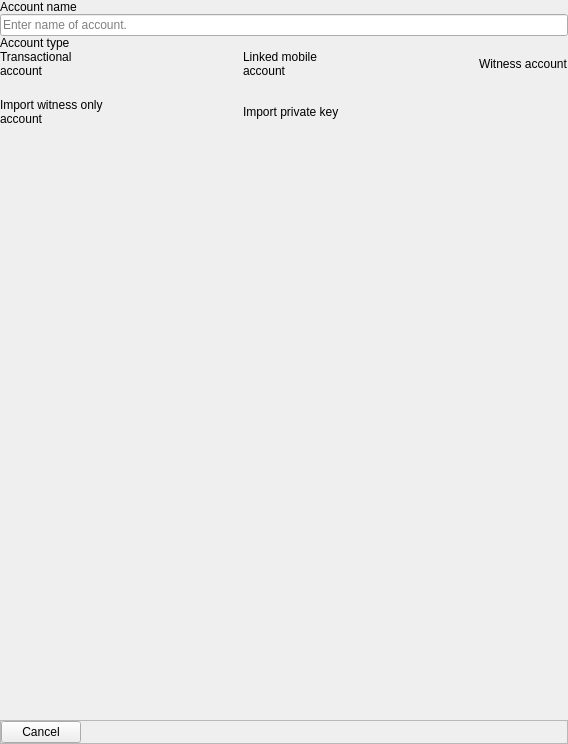
This is src/qt/_Gulden/forms/newaccountdialog.ui in frozenflux3/munt-official as Qt 5 draws it before an edit. The edited form follows.
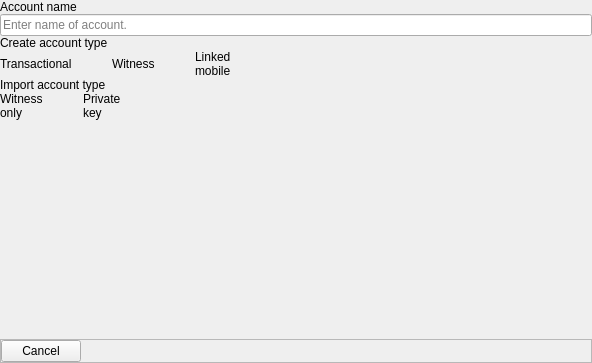
This is the edited form. Custom widgets are drawn as their Qt base class.

Commit message: Various improvements to the layout of new "new account" dialog, especially in terms of fluidity for various window sizes.

Patch:
```diff
--- a/src/qt/_Gulden/forms/newaccountdialog.ui
+++ b/src/qt/_Gulden/forms/newaccountdialog.ui
@@ -6,8 +6,8 @@
    <rect>
     <x>0</x>
     <y>0</y>
-    <width>568</width>
-    <height>744</height>
+    <width>592</width>
+    <height>363</height>
    </rect>
   </property>
   <property name="sizePolicy">
@@ -33,11 +33,6 @@
     <number>0</number>
    </property>
    <property name="bottomMargin">
-    <number>0</number>
-   </property>
-   <item>
-    <layout class="QHBoxLayout" name="horizontalLayout">
-     <property name="spacing">
       <number>0</number>
      </property>
      <item>
@@ -88,109 +83,40 @@
          <item>
           <widget class="QLabel" name="labelAccountTypeHeading">
            <property name="text">
-            <string>Account type</string>
+          <string>Create account type</string>
            </property>
           </widget>
          </item>
          <item>
-          <layout class="QGridLayout" name="gridLayout" columnstretch="0,1,0,1,0" columnminimumwidth="0,20,0,20,0">
+        <layout class="QHBoxLayout" name="hLayout1" stretch="0,0,0,0,0,1">
            <property name="spacing">
             <number>0</number>
            </property>
-           <item row="0" column="1">
-            <spacer name="horizontalSpacer_2">
-             <property name="orientation">
-              <enum>Qt::Horizontal</enum>
-             </property>
-             <property name="sizeHint" stdset="0">
-              <size>
-               <width>40</width>
-               <height>20</height>
-              </size>
-             </property>
-            </spacer>
-           </item>
-           <item row="0" column="3">
-            <spacer name="horizontalSpacer">
-             <property name="orientation">
-              <enum>Qt::Horizontal</enum>
-             </property>
-             <property name="sizeHint" stdset="0">
-              <size>
-               <width>40</width>
-               <height>20</height>
-              </size>
-             </property>
-            </spacer>
-           </item>
-           <item row="2" column="0">
-            <widget class="ClickableLabel" name="labelImportWitnessOnlyAccount">
-             <property name="text">
-              <string notr="true">Import witness only account</string>
-             </property>
-             <property name="textFormat">
-              <enum>Qt::RichText</enum>
-             </property>
-             <property name="wordWrap">
-              <bool>true</bool>
-             </property>
-             <property name="indent">
+         <property name="bottomMargin">
               <number>0</number>
              </property>
-            </widget>
-           </item>
-           <item row="0" column="2">
-            <widget class="ClickableLabel" name="labelMobileAccount">
-             <property name="text">
-              <string notr="true">Linked mobile account</string>
-             </property>
-             <property name="textFormat">
-              <enum>Qt::RichText</enum>
-             </property>
-             <property name="wordWrap">
-              <bool>true</bool>
-             </property>
-             <property name="indent">
-              <number>0</number>
-             </property>
-            </widget>
-           </item>
-           <item row="0" column="4">
-            <widget class="ClickableLabel" name="labelWitnessAccount">
-             <property name="text">
-              <string notr="true">Witness account</string>
-             </property>
-             <property name="textFormat">
-              <enum>Qt::RichText</enum>
-             </property>
-             <property name="wordWrap">
-              <bool>true</bool>
-             </property>
-             <property name="indent">
-              <number>0</number>
-             </property>
-            </widget>
-           </item>
-           <item row="2" column="2">
-            <widget class="ClickableLabel" name="labelImportPrivateKey">
-             <property name="text">
-              <string notr="true">Import private key</string>
-             </property>
-             <property name="textFormat">
-              <enum>Qt::RichText</enum>
-             </property>
-             <property name="wordWrap">
-              <bool>true</bool>
-             </property>
-             <property name="indent">
-              <number>0</number>
-             </property>
-            </widget>
-           </item>
-           <item row="0" column="0">
+         <item>
             <widget class="ClickableLabel" name="labelTransactionAccount">
+           <property name="sizePolicy">
+            <sizepolicy hsizetype="Fixed" vsizetype="Fixed">
+             <horstretch>0</horstretch>
+             <verstretch>0</verstretch>
+            </sizepolicy>
+           </property>
+           <property name="minimumSize">
+            <size>
+             <width>1</width>
+             <height>1</height>
+            </size>
+           </property>
+           <property name="maximumSize">
+            <size>
+             <width>400</width>
+             <height>400</height>
+            </size>
+           </property>
              <property name="text">
-              <string notr="true">Transactional account</string>
+            <string notr="true">Transactional</string>
              </property>
              <property name="textFormat">
               <enum>Qt::RichText</enum>
@@ -206,17 +132,225 @@
              </property>
             </widget>
            </item>
-           <item row="1" column="2">
-            <spacer name="verticalSpacer_3">
+         <item>
+          <spacer name="accButtonHSpacer1">
              <property name="orientation">
-              <enum>Qt::Vertical</enum>
+            <enum>Qt::Horizontal</enum>
              </property>
              <property name="sizeType">
-              <enum>QSizePolicy::Preferred</enum>
+            <enum>QSizePolicy::Fixed</enum>
              </property>
              <property name="sizeHint" stdset="0">
               <size>
-               <width>20</width>
+             <width>40</width>
+             <height>20</height>
+            </size>
+           </property>
+          </spacer>
+         </item>
+         <item>
+          <widget class="ClickableLabel" name="labelWitnessAccount">
+           <property name="sizePolicy">
+            <sizepolicy hsizetype="Fixed" vsizetype="Fixed">
+             <horstretch>0</horstretch>
+             <verstretch>0</verstretch>
+            </sizepolicy>
+           </property>
+           <property name="minimumSize">
+            <size>
+             <width>1</width>
+             <height>1</height>
+            </size>
+           </property>
+           <property name="maximumSize">
+            <size>
+             <width>400</width>
+             <height>400</height>
+            </size>
+           </property>
+           <property name="text">
+            <string notr="true">Witness</string>
+           </property>
+           <property name="textFormat">
+            <enum>Qt::RichText</enum>
+           </property>
+           <property name="wordWrap">
+            <bool>true</bool>
+           </property>
+           <property name="indent">
+            <number>0</number>
+           </property>
+          </widget>
+         </item>
+         <item>
+          <spacer name="accButtonHSpacer2">
+           <property name="orientation">
+            <enum>Qt::Horizontal</enum>
+           </property>
+           <property name="sizeType">
+            <enum>QSizePolicy::Fixed</enum>
+           </property>
+           <property name="sizeHint" stdset="0">
+            <size>
+             <width>40</width>
+             <height>20</height>
+            </size>
+           </property>
+          </spacer>
+         </item>
+         <item>
+          <widget class="ClickableLabel" name="labelMobileAccount">
+           <property name="sizePolicy">
+            <sizepolicy hsizetype="Fixed" vsizetype="Fixed">
+             <horstretch>0</horstretch>
+             <verstretch>0</verstretch>
+            </sizepolicy>
+           </property>
+           <property name="minimumSize">
+            <size>
+             <width>1</width>
+             <height>1</height>
+            </size>
+           </property>
+           <property name="maximumSize">
+            <size>
+             <width>400</width>
+             <height>400</height>
+            </size>
+           </property>
+           <property name="text">
+            <string notr="true">Linked mobile</string>
+           </property>
+           <property name="textFormat">
+            <enum>Qt::RichText</enum>
+           </property>
+           <property name="wordWrap">
+            <bool>true</bool>
+           </property>
+           <property name="indent">
+            <number>0</number>
+           </property>
+          </widget>
+         </item>
+         <item>
+          <spacer name="horizontalSpacer_5">
+           <property name="orientation">
+            <enum>Qt::Horizontal</enum>
+           </property>
+           <property name="sizeHint" stdset="0">
+            <size>
+             <width>0</width>
+             <height>20</height>
+            </size>
+           </property>
+          </spacer>
+         </item>
+        </layout>
+       </item>
+       <item>
+        <widget class="QLabel" name="labelImportAccountTypeHeading">
+         <property name="text">
+          <string>Import account type</string>
+         </property>
+        </widget>
+       </item>
+       <item>
+        <layout class="QHBoxLayout" name="hLayout2" stretch="0,0,0,1">
+         <property name="spacing">
+          <number>0</number>
+         </property>
+         <item>
+          <widget class="ClickableLabel" name="labelImportWitnessOnlyAccount">
+           <property name="sizePolicy">
+            <sizepolicy hsizetype="Fixed" vsizetype="Fixed">
+             <horstretch>0</horstretch>
+             <verstretch>0</verstretch>
+            </sizepolicy>
+           </property>
+           <property name="minimumSize">
+            <size>
+             <width>1</width>
+             <height>1</height>
+            </size>
+           </property>
+           <property name="maximumSize">
+            <size>
+             <width>400</width>
+             <height>400</height>
+            </size>
+           </property>
+           <property name="text">
+            <string notr="true">Witness only</string>
+           </property>
+           <property name="textFormat">
+            <enum>Qt::RichText</enum>
+           </property>
+           <property name="wordWrap">
+            <bool>true</bool>
+           </property>
+           <property name="indent">
+            <number>0</number>
+           </property>
+          </widget>
+         </item>
+         <item>
+          <spacer name="accButtonHSpacer3">
+           <property name="orientation">
+            <enum>Qt::Horizontal</enum>
+           </property>
+           <property name="sizeType">
+            <enum>QSizePolicy::Fixed</enum>
+           </property>
+           <property name="sizeHint" stdset="0">
+            <size>
+             <width>40</width>
+             <height>20</height>
+            </size>
+           </property>
+          </spacer>
+         </item>
+         <item>
+          <widget class="ClickableLabel" name="labelImportPrivateKey">
+           <property name="sizePolicy">
+            <sizepolicy hsizetype="Fixed" vsizetype="Fixed">
+             <horstretch>0</horstretch>
+             <verstretch>0</verstretch>
+            </sizepolicy>
+           </property>
+           <property name="minimumSize">
+            <size>
+             <width>1</width>
+             <height>1</height>
+            </size>
+           </property>
+           <property name="maximumSize">
+            <size>
+             <width>400</width>
+             <height>400</height>
+            </size>
+           </property>
+           <property name="text">
+            <string notr="true">Private key</string>
+           </property>
+           <property name="textFormat">
+            <enum>Qt::RichText</enum>
+           </property>
+           <property name="wordWrap">
+            <bool>true</bool>
+           </property>
+           <property name="indent">
+            <number>0</number>
+           </property>
+          </widget>
+         </item>
+         <item>
+          <spacer name="horizontalSpacer_7">
+           <property name="orientation">
+            <enum>Qt::Horizontal</enum>
+           </property>
+           <property name="sizeHint" stdset="0">
+            <size>
+             <width>0</width>
                <height>20</height>
               </size>
              </property>
@@ -405,8 +539,6 @@
         </layout>
        </widget>
       </widget>
-     </item>
-    </layout>
    </item>
   </layout>
  </widget>
```
Left out of the diff: 2 changed lines with no effect on the pictures. Lines whose indentation alone changed are shown as unchanged. The commit also changes 3 other files.
